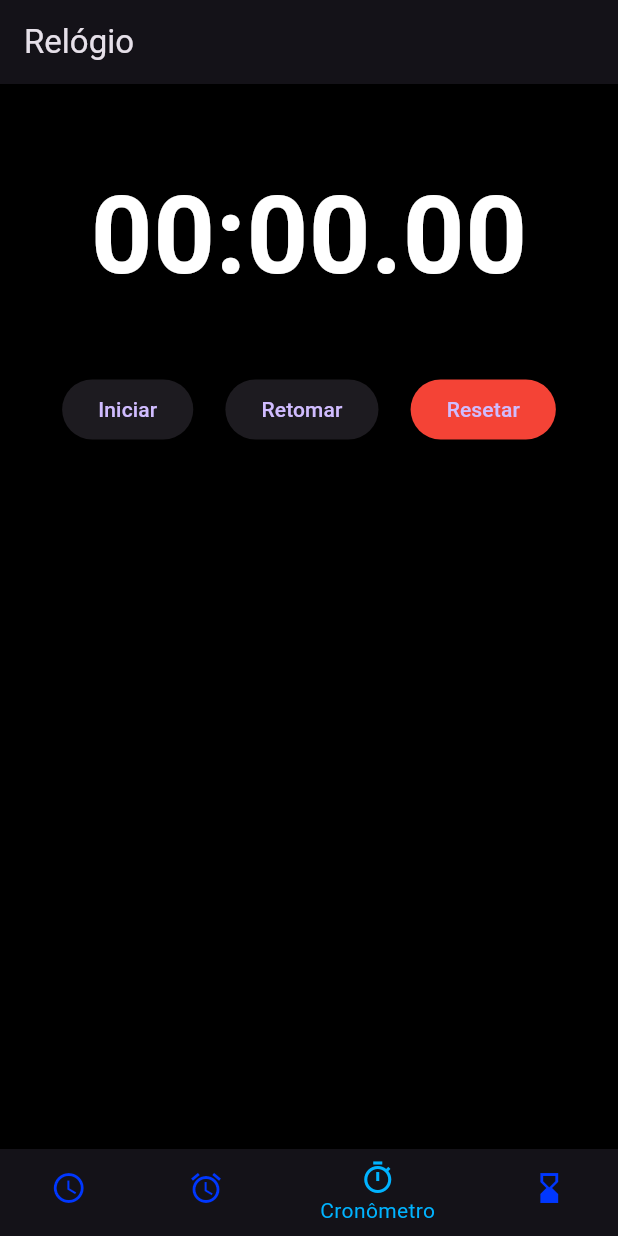
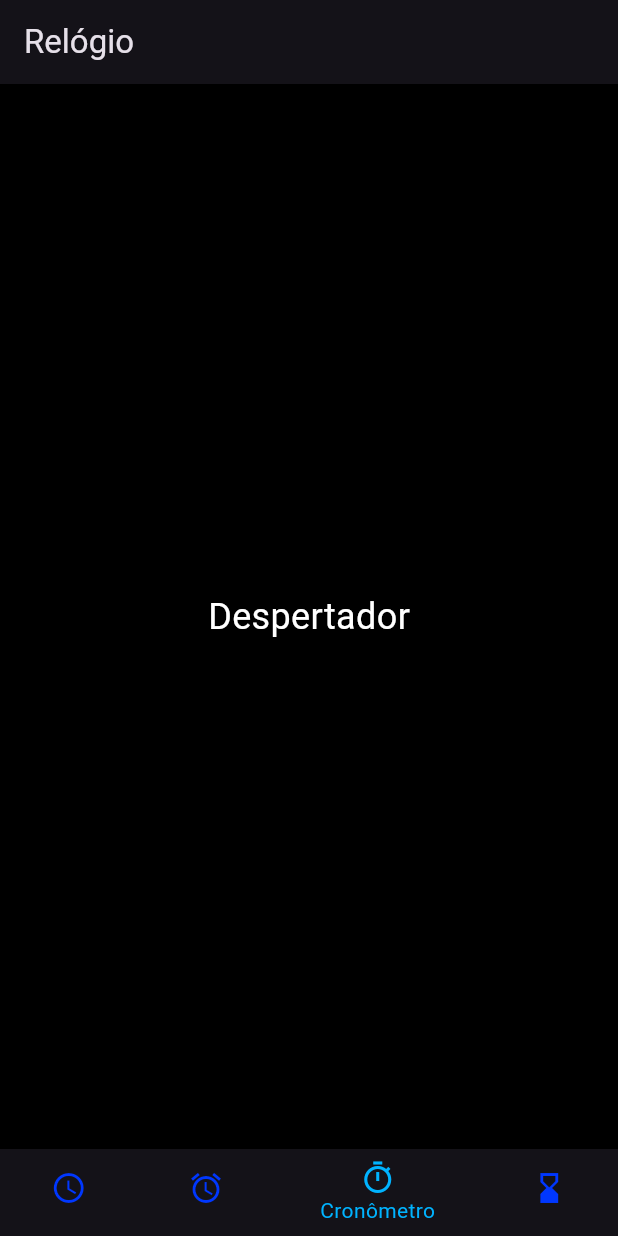
Before and after one commit to Tomas2007007/teste, a Flutter app: the screen it shows after launch, item 3 of the bottom bar chosen, on a phone screen of 412 x 824 dp. Run offline on Flutter 3.47's test engine with Material 3 defaults, Android fonts, the phone set to English and light mode, and no system bars.

Commit message:
relogio pronto

```diff
--- a/lib/main.dart
+++ b/lib/main.dart
@@ -145,84 +145,13 @@ class Pagina2 extends StatelessWidget {
 
 // -------------------- PÁGINA 3: Cronômetro --------------------
 
-class Pagina3 extends StatefulWidget {
-  @override
-  _Pagina3State createState() => _Pagina3State();
-}
-
-class _Pagina3State extends State<Pagina3> {
-  final Stopwatch _stopwatch = Stopwatch();
-  Timer? _timer;
-
-  String get _tempoFormatado {
-    final ms = _stopwatch.elapsedMilliseconds;
-    final hundreds = ((ms / 10) % 100).floor();
-    final seconds = ((ms / 1000) % 60).floor();
-    final minutes = (ms / 60000).floor();
-    String twoDigits(int n) => n.toString().padLeft(2, '0');
-    return '${twoDigits(minutes)}:${twoDigits(seconds)}.${twoDigits(hundreds)}';
-  }
-
-  void _iniciar() {
-    if (!_stopwatch.isRunning) {
-      _stopwatch.start();
-      _timer = Timer.periodic(Duration(milliseconds: 30), (_) {
-        if (!mounted) return;
-        setState(() {}); // atualiza o display
-      });
-    }
-  }
-
-  void _pausar() {
-    if (_stopwatch.isRunning) {
-      _stopwatch.stop();
-      _timer?.cancel();
-    }
-  }
-
-  void _resetar() {
-    _stopwatch.reset();
-    setState(() {}); // exibe 00:00.00
-  }
-
-  @override
-  void dispose() {
-    _timer?.cancel();
-    _stopwatch.stop();
-    super.dispose();
-  }
-
+class Pagina3 extends StatelessWidget {
   @override
   Widget build(BuildContext context) {
-    return Padding(
-      padding: EdgeInsets.symmetric(vertical: 50, horizontal: 20),
-      child: Column(
-        children: [
-          Text(
-            _tempoFormatado,
-            style: TextStyle(
-              fontSize: 72,
-              fontWeight: FontWeight.bold,
-              color: Colors.white,
-            ),
-          ),
-          SizedBox(height: 40),
-          Row(
-            mainAxisAlignment: MainAxisAlignment.spaceEvenly,
-            children: [
-              ElevatedButton(onPressed: _iniciar, child: Text('Iniciar')),
-              ElevatedButton(
-                onPressed: _stopwatch.isRunning ? _pausar : _iniciar,
-                child: Text(_stopwatch.isRunning ? 'Pausar' : 'Retomar'),
-              ),
-              ElevatedButton(
-                onPressed: _resetar,
-                style: ElevatedButton.styleFrom(primary: Colors.red),
-                child: Text('Resetar'),
-              ),
-            ],
-          ),
-        ],
+    return Center(
+      child: Text(
+        'Despertador',
+        style: TextStyle(fontSize: 24, color: Colors.white),
       ),
     );
   }
```
